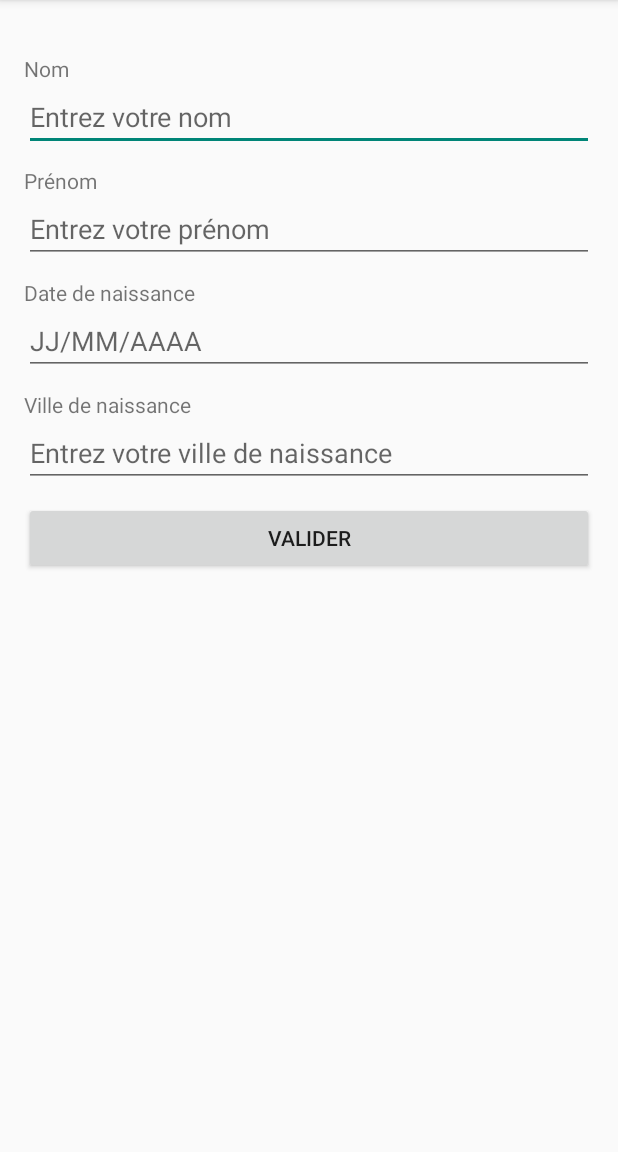
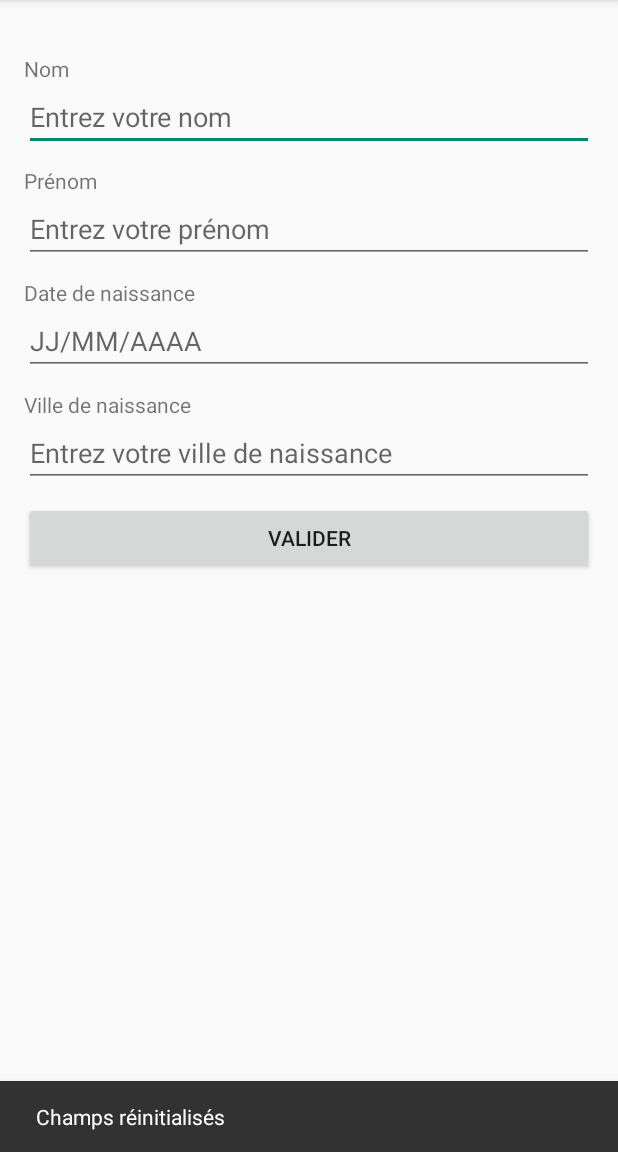
Before and after one commit to Jiaobanzhang/Android_TP, an Android app: the screen it shows after launch (MainActivity), in the options menu, after a tap on "Reset", on a phone screen of 412 x 824 dp, the part 84-1236 px from its top. Run offline under Robolectric (Android 15) with nearby library versions, the phone set to English and light mode, and no system bars.

Commit message:
TP2 : 点击菜单按钮 reset 1. 实现点击 reset 按钮, 重置输入框表单的功能

```diff
--- a/app/src/main/java/fr/imt_atlantique/myfirstappllication/MainActivity.java
+++ b/app/src/main/java/fr/imt_atlantique/myfirstappllication/MainActivity.java
@@ -3,6 +3,7 @@ package fr.imt_atlantique.myfirstappllication;
 import android.os.Bundle;
 import android.util.Log;
 import android.view.Menu;
+import android.view.MenuItem;
 import android.view.View;
 import android.widget.Button;
 import android.widget.EditText;
@@ -72,10 +73,25 @@ public class MainActivity extends AppCompatActivity {
         });
     }
 
-    // 活动中显示菜单
+    // 6️⃣ 活动中显示菜单
     @Override
     public boolean onCreateOptionsMenu(Menu menu) {
         getMenuInflater().inflate(R.menu.menu_main, menu);
         return true;
     }
+
+    // 7️⃣ 处理菜单点击事件
+    public void resetAction(MenuItem item) {
+        EditText editNom = findViewById(R.id.edit_nom);
+        EditText editPrenom = findViewById(R.id.edit_prenom);
+        EditText editDateNaissance = findViewById(R.id.edit_date_naissance);
+        EditText editVilleNaissance = findViewById(R.id.edit_ville_naissance);
+
+        editNom.setText("");
+        editPrenom.setText("");
+        editDateNaissance.setText("");
+        editVilleNaissance.setText("");
+
+        Snackbar.make(findViewById(R.id.myConstraintLayout), "Champs réinitialisés", Snackbar.LENGTH_LONG).show();
+    }
 }
--- a/app/src/main/res/menu/menu_main.xml
+++ b/app/src/main/res/menu/menu_main.xml
@@ -2,5 +2,6 @@
 <menu xmlns:android="http://schemas.android.com/apk/res/android">
     <item
         android:id="@+id/resetAction"
-        android:title="@string/reset_action"/>
+        android:title="@string/reset_action"
+        android:onClick="resetAction"/>
 </menu>
```
